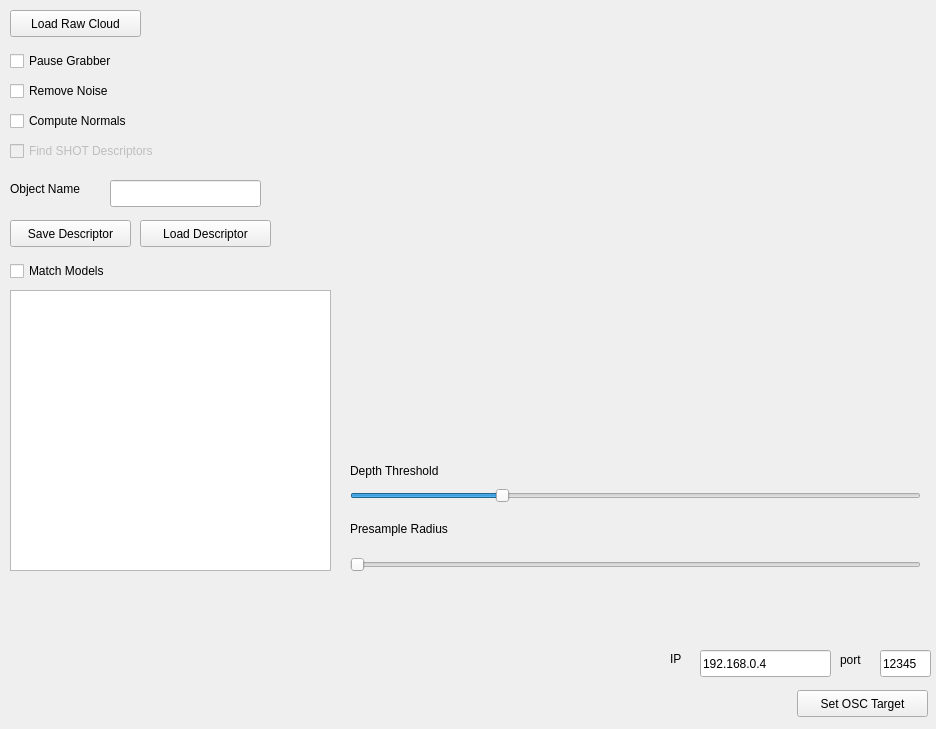
The window that kpoApp.ui (jbeuckm/kinect_pcl_osc_qt) describes before a commit, drawn with Qt 5.
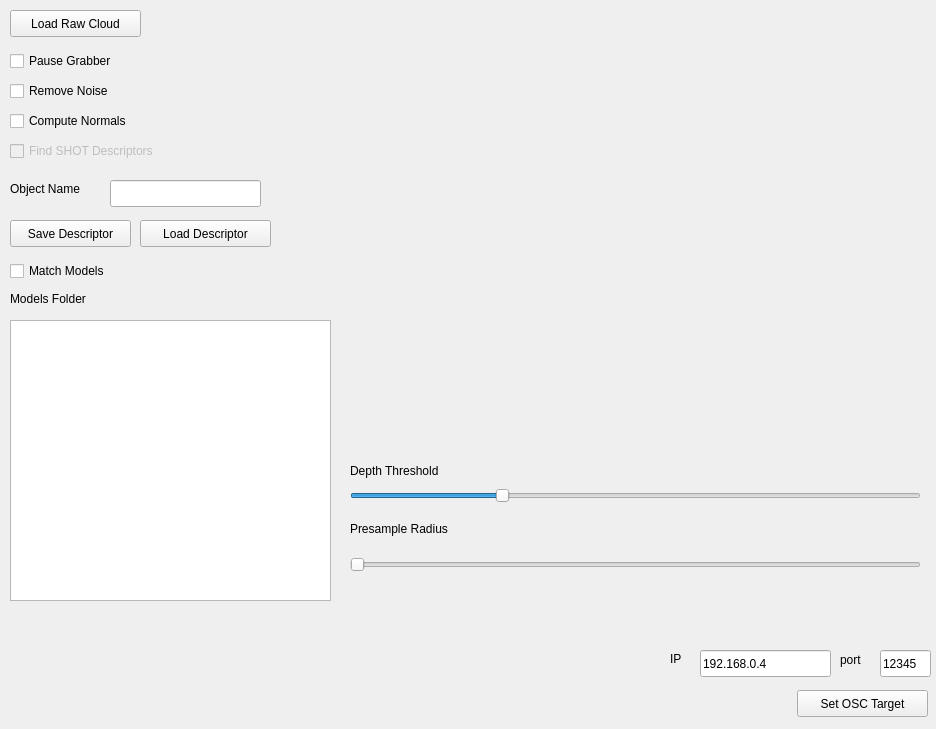
The same window after the commit. Custom widgets are drawn as their Qt base class.

Patch:
```diff
--- a/kpoApp.ui
+++ b/kpoApp.ui
@@ -199,7 +199,7 @@
     <property name="geometry">
      <rect>
       <x>10</x>
-      <y>290</y>
+      <y>320</y>
       <width>321</width>
       <height>281</height>
      </rect>
@@ -341,6 +341,19 @@
      <string>Set OSC Target</string>
     </property>
    </widget>
+   <widget class="QLabel" name="label_6">
+    <property name="geometry">
+     <rect>
+      <x>10</x>
+      <y>290</y>
+      <width>101</width>
+      <height>17</height>
+     </rect>
+    </property>
+    <property name="text">
+     <string>Models Folder</string>
+    </property>
+   </widget>
   </widget>
  </widget>
  <customwidgets>
```
Left out of the diff: 3 changed lines with no effect on the pictures.
